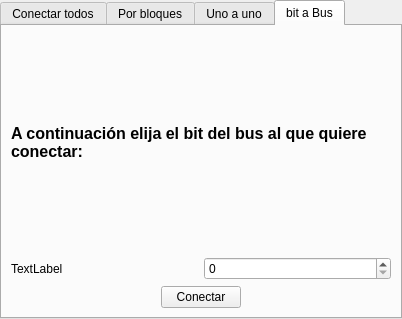
Above: GUI/busconnection.ui from quique7991/QtVerilog before the change. Below: the same form after it.
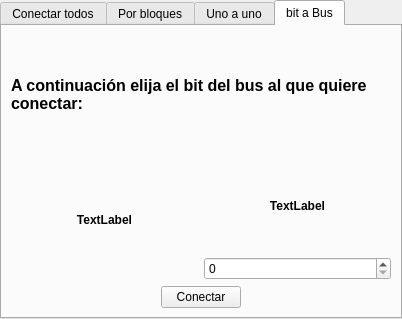
That is the form after the change. The open tabs and pages were chosen to show the change.

What changed in the file:
```diff
--- a/GUI/busconnection.ui
+++ b/GUI/busconnection.ui
@@ -397,12 +397,23 @@
         <item>
          <widget class="QLabel" name="label_8">
           <property name="text">
-           <string>TextLabel</string>
+           <string>&lt;html&gt;&lt;head/&gt;&lt;body&gt;&lt;p align=&quot;center&quot;&gt;&lt;span style=&quot; font-weight:600;&quot;&gt;TextLabel&lt;/span&gt;&lt;/p&gt;&lt;/body&gt;&lt;/html&gt;</string>
+          </property>
+         </widget>
+        </item>
+        <item>
+         <layout class="QVBoxLayout" name="verticalLayout_11">
+          <item>
+           <widget class="QLabel" name="label_4">
+            <property name="text">
+             <string>&lt;html&gt;&lt;head/&gt;&lt;body&gt;&lt;p align=&quot;center&quot;&gt;&lt;span style=&quot; font-weight:600;&quot;&gt;TextLabel&lt;/span&gt;&lt;/p&gt;&lt;/body&gt;&lt;/html&gt;</string>
           </property>
          </widget>
         </item>
         <item>
          <widget class="QSpinBox" name="spinBox_7"/>
+          </item>
+         </layout>
         </item>
        </layout>
       </item>
```
Left out of the diff: 6 changed lines with no effect on the pictures. Lines whose indentation alone changed are shown as unchanged.
